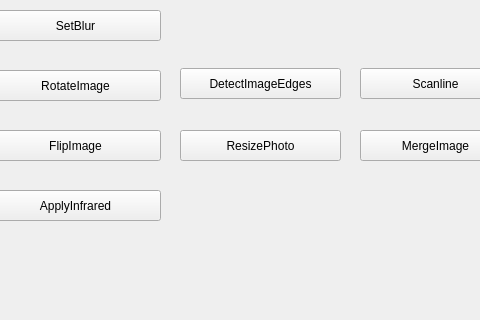
Above: mainwindow.ui from nouranragy/Assignment1-ImageFilters before the change; both pictures show x 190 to 670 and y 280 to 600 of the 800 by 600 pixel window. Below: the same form after it.
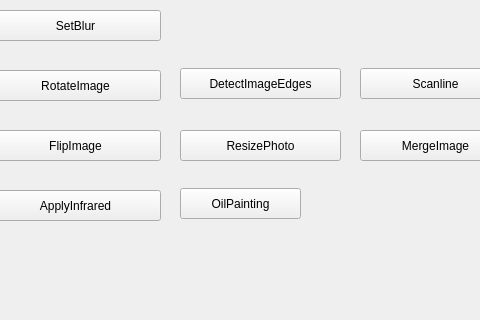
That is the form after the change.

What changed in the file:
```diff
--- a/mainwindow.ui
+++ b/mainwindow.ui
@@ -241,6 +241,19 @@
      <string>SetBlur</string>
     </property>
    </widget>
+   <widget class="QPushButton" name="OilPainting">
+    <property name="geometry">
+     <rect>
+      <x>370</x>
+      <y>468</y>
+      <width>121</width>
+      <height>31</height>
+     </rect>
+    </property>
+    <property name="text">
+     <string>OilPainting</string>
+    </property>
+   </widget>
   </widget>
   <widget class="QMenuBar" name="menubar">
    <property name="geometry">
```
Left out of the diff: 2 changed lines with no effect on the pictures.
